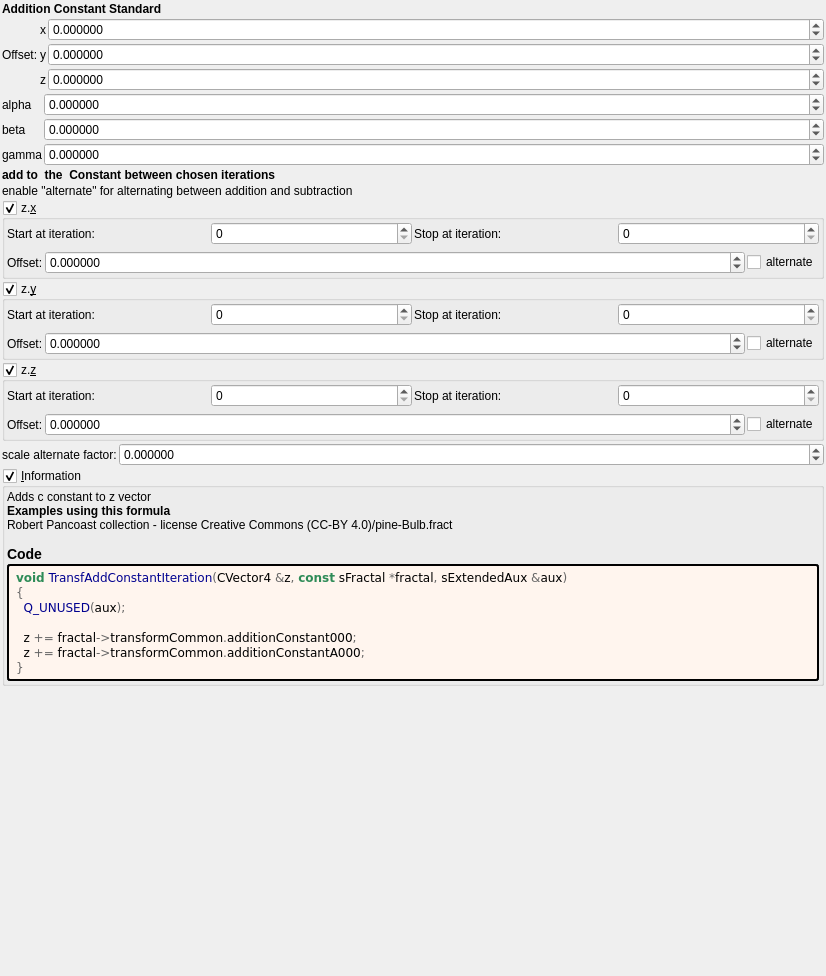
Qt form mandelbulber2/formula/ui/transf_add_constant_rot_v1.ui (buddhi1980/mandelbulber2) before a commit.
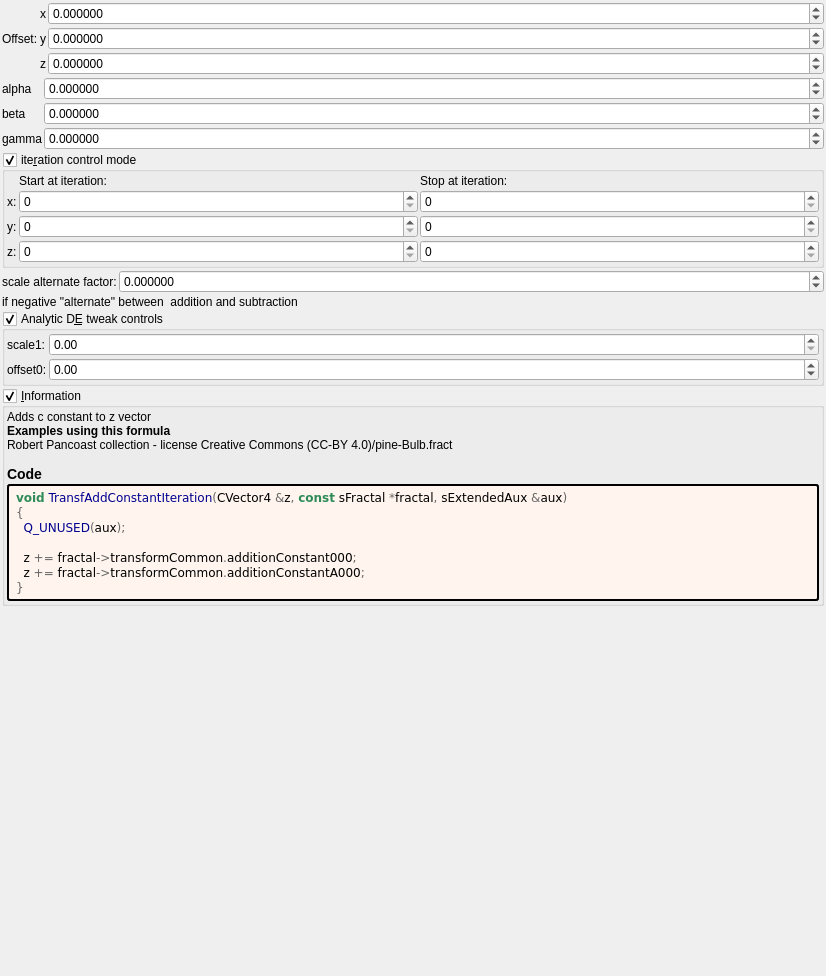
The same form after that commit. Custom widgets are drawn as their Qt base class.

Commit message: transf_add_constant_rot_v1.png

The edit to the form file:
```diff
--- a/mandelbulber2/formula/ui/transf_add_constant_rot_v1.ui
+++ b/mandelbulber2/formula/ui/transf_add_constant_rot_v1.ui
@@ -29,19 +29,6 @@
    <property name="bottomMargin">
     <number>2</number>
    </property>
-   <item>
-    <widget class="QLabel" name="label_257">
-     <property name="font">
-      <font>
-       <weight>75</weight>
-       <bold>true</bold>
-      </font>
-     </property>
-     <property name="text">
-      <string>Addition Constant Standard</string>
-     </property>
-    </widget>
-   </item>
    <item>
     <layout class="QGridLayout" name="gridLayout_63" columnstretch="0,0,0,1">
      <property name="spacing">
@@ -166,6 +153,34 @@
      <property name="spacing">
       <number>2</number>
      </property>
+     <item row="0" column="1">
+      <widget class="MyDoubleSpinBox" name="spinboxd3_transf_rotation_x">
+       <property name="sizePolicy">
+        <sizepolicy hsizetype="Minimum" vsizetype="Maximum">
+         <horstretch>0</horstretch>
+         <verstretch>0</verstretch>
+        </sizepolicy>
+       </property>
+       <property name="prefix">
+        <string/>
+       </property>
+       <property name="suffix">
+        <string/>
+       </property>
+       <property name="decimals">
+        <number>6</number>
+       </property>
+       <property name="minimum">
+        <double>-180.000000000000000</double>
+       </property>
+       <property name="maximum">
+        <double>180.000000000000000</double>
+       </property>
+       <property name="singleStep">
+        <double>1.000000000000000</double>
+       </property>
+      </widget>
+     </item>
      <item row="1" column="0">
       <widget class="QLabel" name="label_14">
        <property name="text">
@@ -173,34 +188,6 @@
        </property>
       </widget>
      </item>
-     <item row="0" column="1">
-      <widget class="MyDoubleSpinBox" name="spinboxd3_transf_rotation_x">
-       <property name="sizePolicy">
-        <sizepolicy hsizetype="Minimum" vsizetype="Maximum">
-         <horstretch>0</horstretch>
-         <verstretch>0</verstretch>
-        </sizepolicy>
-       </property>
-       <property name="prefix">
-        <string/>
-       </property>
-       <property name="suffix">
-        <string/>
-       </property>
-       <property name="decimals">
-        <number>6</number>
-       </property>
-       <property name="minimum">
-        <double>-180.000000000000000</double>
-       </property>
-       <property name="maximum">
-        <double>180.000000000000000</double>
-       </property>
-       <property name="singleStep">
-        <double>1.000000000000000</double>
-       </property>
-      </widget>
-     </item>
      <item row="1" column="1">
       <widget class="MyDoubleSpinBox" name="spinboxd3_transf_rotation_y">
        <property name="sizePolicy">
@@ -229,6 +216,34 @@
        </property>
       </widget>
      </item>
+     <item row="2" column="1">
+      <widget class="MyDoubleSpinBox" name="spinboxd3_transf_rotation_z">
+       <property name="sizePolicy">
+        <sizepolicy hsizetype="Minimum" vsizetype="Maximum">
+         <horstretch>0</horstretch>
+         <verstretch>0</verstretch>
+        </sizepolicy>
+       </property>
+       <property name="prefix">
+        <string/>
+       </property>
+       <property name="suffix">
+        <string/>
+       </property>
+       <property name="decimals">
+        <number>6</number>
+       </property>
+       <property name="minimum">
+        <double>-180.000000000000000</double>
+       </property>
+       <property name="maximum">
+        <double>180.000000000000000</double>
+       </property>
+       <property name="singleStep">
+        <double>1.000000000000000</double>
+       </property>
+      </widget>
+     </item>
      <item row="0" column="0">
       <widget class="QLabel" name="label_15">
        <property name="text">
@@ -243,60 +258,12 @@
        </property>
       </widget>
      </item>
-     <item row="2" column="1">
-      <widget class="MyDoubleSpinBox" name="spinboxd3_transf_rotation_z">
-       <property name="sizePolicy">
-        <sizepolicy hsizetype="Minimum" vsizetype="Maximum">
-         <horstretch>0</horstretch>
-         <verstretch>0</verstretch>
-        </sizepolicy>
-       </property>
-       <property name="prefix">
-        <string/>
-       </property>
-       <property name="suffix">
-        <string/>
-       </property>
-       <property name="decimals">
-        <number>6</number>
-       </property>
-       <property name="minimum">
-        <double>-180.000000000000000</double>
-       </property>
-       <property name="maximum">
-        <double>180.000000000000000</double>
-       </property>
-       <property name="singleStep">
-        <double>1.000000000000000</double>
-       </property>
-      </widget>
-     </item>
     </layout>
    </item>
    <item>
-    <widget class="QLabel" name="label_259">
-     <property name="font">
-      <font>
-       <weight>75</weight>
-       <bold>true</bold>
-      </font>
-     </property>
-     <property name="text">
-      <string>add to  the  Constant between chosen iterations</string>
-     </property>
-    </widget>
-   </item>
-   <item>
-    <widget class="QLabel" name="label_76">
-     <property name="text">
-      <string>enable &quot;alternate&quot; for alternating between addition and subtraction</string>
-     </property>
-    </widget>
-   </item>
-   <item>
-    <widget class="MyGroupBox" name="groupCheck_transf_function_enabledAx_false">
+    <widget class="MyGroupBox" name="groupCheck_transf_function_enabled_false">
      <property name="title">
-      <string>z.&amp;x</string>
+      <string>ite&amp;ration control mode</string>
      </property>
      <property name="checkable">
       <bool>true</bool>
@@ -315,270 +282,32 @@
        <number>2</number>
       </property>
       <item>
-       <layout class="QGridLayout" name="gridLayout_85">
+       <layout class="QGridLayout" name="gridLayout_85" columnstretch="0,0,1,1">
         <property name="spacing">
          <number>2</number>
         </property>
-        <item row="2" column="3">
-         <widget class="QLabel" name="label_55">
+        <item row="3" column="1">
+         <widget class="QLabel" name="label_117">
           <property name="text">
-           <string>Stop at iteration:</string>
+           <string notr="true">y:</string>
           </property>
          </widget>
         </item>
-        <item row="2" column="4">
-         <widget class="MySpinBox" name="spinboxInt_transf_stop_iterations_A">
-          <property name="sizePolicy">
-           <sizepolicy hsizetype="Preferred" vsizetype="Maximum">
-            <horstretch>0</horstretch>
-            <verstretch>0</verstretch>
-           </sizepolicy>
-          </property>
-          <property name="maximum">
-           <number>999</number>
-          </property>
-         </widget>
-        </item>
-        <item row="2" column="2">
-         <widget class="MySpinBox" name="spinboxInt_transf_start_iterations_A">
-          <property name="sizePolicy">
-           <sizepolicy hsizetype="Minimum" vsizetype="Maximum">
-            <horstretch>0</horstretch>
-            <verstretch>0</verstretch>
-           </sizepolicy>
-          </property>
-          <property name="minimum">
-           <number>0</number>
-          </property>
-          <property name="maximum">
-           <number>999</number>
-          </property>
-          <property name="value">
-           <number>0</number>
-          </property>
-         </widget>
-        </item>
-        <item row="2" column="1">
-         <widget class="QLabel" name="label_75">
+        <item row="4" column="1">
+         <widget class="QLabel" name="label_116">
           <property name="text">
-           <string>Start at iteration:</string>
+           <string notr="true">z:</string>
           </property>
          </widget>
         </item>
-       </layout>
-      </item>
-      <item>
-       <layout class="QGridLayout" name="gridLayout_68" columnstretch="0,0,0,1,0">
-        <property name="spacing">
-         <number>2</number>
-        </property>
-        <item row="1" column="3">
-         <widget class="MyDoubleSpinBox" name="spinbox3_transf_addition_constant_x">
-          <property name="sizePolicy">
-           <sizepolicy hsizetype="Minimum" vsizetype="Maximum">
-            <horstretch>0</horstretch>
-            <verstretch>0</verstretch>
-           </sizepolicy>
-          </property>
-          <property name="prefix">
-           <string/>
-          </property>
-          <property name="suffix">
-           <string/>
-          </property>
-          <property name="decimals">
-           <number>6</number>
-          </property>
-          <property name="minimum">
-           <double>-99.989999999999995</double>
-          </property>
-          <property name="maximum">
-           <double>99.989999999999995</double>
-          </property>
-          <property name="singleStep">
-           <double>0.100000000000000</double>
-          </property>
-         </widget>
-        </item>
-        <item row="1" column="0" colspan="2">
-         <widget class="QLabel" name="label_265">
-          <property name="text">
-           <string>Offset:</string>
-          </property>
-         </widget>
-        </item>
-        <item row="1" column="4">
-         <widget class="MyCheckBox" name="checkBox_transf_function_enabledBx_false">
-          <property name="text">
-           <string notr="true">alternate</string>
-          </property>
-         </widget>
-        </item>
-       </layout>
-      </item>
-     </layout>
-    </widget>
-   </item>
-   <item>
-    <widget class="MyGroupBox" name="groupCheck_transf_function_enabledAy_false">
-     <property name="title">
-      <string>z.&amp;y</string>
-     </property>
-     <property name="checkable">
-      <bool>true</bool>
-     </property>
-     <layout class="QVBoxLayout" name="verticalLayout_11">
-      <property name="leftMargin">
-       <number>2</number>
-      </property>
-      <property name="topMargin">
-       <number>2</number>
-      </property>
-      <property name="rightMargin">
-       <number>2</number>
-      </property>
-      <property name="bottomMargin">
-       <number>2</number>
-      </property>
-      <item>
-       <layout class="QGridLayout" name="gridLayout_83">
-        <property name="spacing">
-         <number>2</number>
-        </property>
-        <item row="2" column="3">
-         <widget class="QLabel" name="label_53">
-          <property name="text">
-           <string>Stop at iteration:</string>
-          </property>
-         </widget>
-        </item>
-        <item row="2" column="4">
-         <widget class="MySpinBox" name="spinboxInt_transf_stop_iterations_B">
-          <property name="sizePolicy">
-           <sizepolicy hsizetype="Preferred" vsizetype="Maximum">
-            <horstretch>0</horstretch>
-            <verstretch>0</verstretch>
-           </sizepolicy>
-          </property>
-          <property name="maximum">
-           <number>999</number>
-          </property>
-         </widget>
-        </item>
-        <item row="2" column="2">
-         <widget class="MySpinBox" name="spinboxInt_transf_start_iterations_B">
-          <property name="sizePolicy">
-           <sizepolicy hsizetype="Minimum" vsizetype="Maximum">
-            <horstretch>0</horstretch>
-            <verstretch>0</verstretch>
-           </sizepolicy>
-          </property>
-          <property name="minimum">
-           <number>0</number>
-          </property>
-          <property name="maximum">
-           <number>999</number>
-          </property>
-          <property name="value">
-           <number>0</number>
-          </property>
-         </widget>
-        </item>
         <item row="2" column="1">
-         <widget class="QLabel" name="label_73">
+         <widget class="QLabel" name="label_118">
           <property name="text">
-           <string>Start at iteration:</string>
+           <string notr="true">x:</string>
           </property>
          </widget>
         </item>
-       </layout>
-      </item>
-      <item>
-       <layout class="QGridLayout" name="gridLayout_66" columnstretch="0,0,0,1,0">
-        <property name="spacing">
-         <number>2</number>
-        </property>
-        <item row="1" column="3">
-         <widget class="MyDoubleSpinBox" name="spinbox3_transf_addition_constant_y">
-          <property name="sizePolicy">
-           <sizepolicy hsizetype="Minimum" vsizetype="Maximum">
-            <horstretch>0</horstretch>
-            <verstretch>0</verstretch>
-           </sizepolicy>
-          </property>
-          <property name="prefix">
-           <string/>
-          </property>
-          <property name="suffix">
-           <string/>
-          </property>
-          <property name="decimals">
-           <number>6</number>
-          </property>
-          <property name="minimum">
-           <double>-99.989999999999995</double>
-          </property>
-          <property name="maximum">
-           <double>99.989999999999995</double>
-          </property>
-          <property name="singleStep">
-           <double>0.100000000000000</double>
-          </property>
-         </widget>
-        </item>
-        <item row="1" column="0" colspan="2">
-         <widget class="QLabel" name="label_262">
-          <property name="text">
-           <string>Offset:</string>
-          </property>
-         </widget>
-        </item>
-        <item row="1" column="4">
-         <widget class="MyCheckBox" name="checkBox_transf_function_enabledBy_false">
-          <property name="text">
-           <string notr="true">alternate</string>
-          </property>
-         </widget>
-        </item>
-       </layout>
-      </item>
-     </layout>
-    </widget>
-   </item>
-   <item>
-    <widget class="MyGroupBox" name="groupCheck_transf_function_enabledAz_false">
-     <property name="title">
-      <string>z.&amp;z</string>
-     </property>
-     <property name="checkable">
-      <bool>true</bool>
-     </property>
-     <layout class="QVBoxLayout" name="verticalLayout_12">
-      <property name="leftMargin">
-       <number>2</number>
-      </property>
-      <property name="topMargin">
-       <number>2</number>
-      </property>
-      <property name="rightMargin">
-       <number>2</number>
-      </property>
-      <property name="bottomMargin">
-       <number>2</number>
-      </property>
-      <item>
-       <layout class="QGridLayout" name="gridLayout_84">
-        <property name="spacing">
-         <number>2</number>
-        </property>
-        <item row="2" column="3">
-         <widget class="QLabel" name="label_54">
-          <property name="text">
-           <string>Stop at iteration:</string>
-          </property>
-         </widget>
-        </item>
-        <item row="2" column="4">
+        <item row="4" column="3">
          <widget class="MySpinBox" name="spinboxInt_transf_stop_iterations_C">
           <property name="sizePolicy">
            <sizepolicy hsizetype="Preferred" vsizetype="Maximum">
@@ -591,7 +320,7 @@
           </property>
          </widget>
         </item>
-        <item row="2" column="2">
+        <item row="4" column="2">
          <widget class="MySpinBox" name="spinboxInt_transf_start_iterations_C">
           <property name="sizePolicy">
            <sizepolicy hsizetype="Minimum" vsizetype="Maximum">
@@ -610,59 +339,81 @@
           </property>
          </widget>
         </item>
-        <item row="2" column="1">
-         <widget class="QLabel" name="label_74">
+        <item row="0" column="2">
+         <widget class="QLabel" name="label_73">
           <property name="text">
            <string>Start at iteration:</string>
           </property>
          </widget>
         </item>
-       </layout>
-      </item>
-      <item>
-       <layout class="QGridLayout" name="gridLayout_67" columnstretch="0,0,0,1,0">
-        <property name="spacing">
-         <number>2</number>
-        </property>
-        <item row="1" column="0" colspan="2">
-         <widget class="QLabel" name="label_263">
+        <item row="3" column="3">
+         <widget class="MySpinBox" name="spinboxInt_transf_stop_iterations_B">
+          <property name="sizePolicy">
+           <sizepolicy hsizetype="Preferred" vsizetype="Maximum">
+            <horstretch>0</horstretch>
+            <verstretch>0</verstretch>
+           </sizepolicy>
+          </property>
+          <property name="maximum">
+           <number>999</number>
+          </property>
+         </widget>
+        </item>
+        <item row="0" column="3">
+         <widget class="QLabel" name="label_53">
           <property name="text">
-           <string>Offset:</string>
+           <string>Stop at iteration:</string>
           </property>
          </widget>
         </item>
-        <item row="1" column="3">
-         <widget class="MyDoubleSpinBox" name="spinbox3_transf_addition_constant_z">
+        <item row="3" column="2">
+         <widget class="MySpinBox" name="spinboxInt_transf_start_iterations_B">
           <property name="sizePolicy">
            <sizepolicy hsizetype="Minimum" vsizetype="Maximum">
             <horstretch>0</horstretch>
             <verstretch>0</verstretch>
            </sizepolicy>
           </property>
-          <property name="prefix">
-           <string/>
+          <property name="minimum">
+           <number>0</number>
           </property>
-          <property name="suffix">
-           <string/>
+          <property name="maximum">
+           <number>999</number>
           </property>
-          <property name="decimals">
-           <number>6</number>
+          <property name="value">
+           <number>0</number>
           </property>
-          <property name="minimum">
-           <double>-99.989999999999995</double>
+         </widget>
+        </item>
+        <item row="2" column="3">
+         <widget class="MySpinBox" name="spinboxInt_transf_stop_iterations_A">
+          <property name="sizePolicy">
+           <sizepolicy hsizetype="Preferred" vsizetype="Maximum">
+            <horstretch>0</horstretch>
+            <verstretch>0</verstretch>
+           </sizepolicy>
           </property>
           <property name="maximum">
-           <double>99.989999999999995</double>
+           <number>999</number>
           </property>
-          <property name="singleStep">
-           <double>0.100000000000000</double>
-          </property>
          </widget>
         </item>
-        <item row="1" column="4">
-         <widget class="MyCheckBox" name="checkBox_transf_function_enabledBz_false">
-          <property name="text">
-           <string notr="true">alternate</string>
+        <item row="2" column="2">
+         <widget class="MySpinBox" name="spinboxInt_transf_start_iterations_A">
+          <property name="sizePolicy">
+           <sizepolicy hsizetype="Minimum" vsizetype="Maximum">
+            <horstretch>0</horstretch>
+            <verstretch>0</verstretch>
+           </sizepolicy>
+          </property>
+          <property name="minimum">
+           <number>0</number>
+          </property>
+          <property name="maximum">
+           <number>999</number>
+          </property>
+          <property name="value">
+           <number>0</number>
           </property>
          </widget>
         </item>
@@ -708,8 +459,119 @@
        </property>
       </widget>
      </item>
+     <item row="1" column="0" colspan="2">
+      <widget class="QLabel" name="label_76">
+       <property name="text">
+        <string>if negative &quot;alternate&quot; between  addition and subtraction</string>
+       </property>
+      </widget>
+     </item>
     </layout>
    </item>
+   <item>
+    <widget class="MyGroupBox" name="groupCheck_analyticDE_enabled_false">
+     <property name="title">
+      <string>Analytic D&amp;E tweak controls</string>
+     </property>
+     <property name="checkable">
+      <bool>true</bool>
+     </property>
+     <layout class="QVBoxLayout" name="verticalLayout_13" stretch="0">
+      <property name="spacing">
+       <number>2</number>
+      </property>
+      <property name="leftMargin">
+       <number>2</number>
+      </property>
+      <property name="topMargin">
+       <number>2</number>
+      </property>
+      <property name="rightMargin">
+       <number>2</number>
+      </property>
+      <property name="bottomMargin">
+       <number>2</number>
+      </property>
+      <item>
+       <layout class="QGridLayout" name="gridLayout_27" columnstretch="0,0,1">
+        <property name="spacing">
+         <number>2</number>
+        </property>
+        <item row="1" column="2">
+         <widget class="MyDoubleSpinBox" name="spinbox_analyticDE_offset_0">
+          <property name="sizePolicy">
+           <sizepolicy hsizetype="Minimum" vsizetype="Maximum">
+            <horstretch>0</horstretch>
+            <verstretch>0</verstretch>
+           </sizepolicy>
+          </property>
+          <property name="prefix">
+           <string/>
+          </property>
+          <property name="suffix">
+           <string/>
+          </property>
+          <property name="decimals">
+           <number>2</number>
+          </property>
+          <property name="minimum">
+           <double>-99.989999999999995</double>
+          </property>
+          <property name="maximum">
+           <double>99.989999999999995</double>
+          </property>
+          <property name="singleStep">
+           <double>0.100000000000000</double>
+          </property>
+         </widget>
+        </item>
+        <item row="1" column="1">
+         <widget class="QLabel" name="label_177">
+          <property name="text">
+           <string>offset0:</string>
+          </property>
+         </widget>
+        </item>
+        <item row="0" column="1">
+         <widget class="QLabel" name="label_182">
+          <property name="text">
+           <string>scale1:</string>
+          </property>
+         </widget>
+        </item>
+        <item row="0" column="2">
+         <widget class="MyDoubleSpinBox" name="spinbox_analyticDE_scale_1">
+          <property name="sizePolicy">
+           <sizepolicy hsizetype="Minimum" vsizetype="Maximum">
+            <horstretch>0</horstretch>
+            <verstretch>0</verstretch>
+           </sizepolicy>
+          </property>
+          <property name="prefix">
+           <string/>
+          </property>
+          <property name="suffix">
+           <string/>
+          </property>
+          <property name="decimals">
+           <number>2</number>
+          </property>
+          <property name="minimum">
+           <double>0.000000000000000</double>
+          </property>
+          <property name="maximum">
+           <double>99.989999999999995</double>
+          </property>
+          <property name="singleStep">
+           <double>0.100000000000000</double>
+          </property>
+         </widget>
+        </item>
+       </layout>
+      </item>
+     </layout>
+    </widget>
+   </item>
    <item>
     <widget class="MyGroupBox" name="groupCheck_info">
      <property name="title">
@@ -813,11 +675,6 @@
    <extends>QDoubleSpinBox</extends>
    <header>my_double_spin_box.h</header>
   </customwidget>
-  <customwidget>
-   <class>MyCheckBox</class>
-   <extends>QCheckBox</extends>
-   <header>my_check_box.h</header>
-  </customwidget>
   <customwidget>
    <class>MySpinBox</class>
    <extends>QSpinBox</extends>
```
The commit also changes 3 other files.
